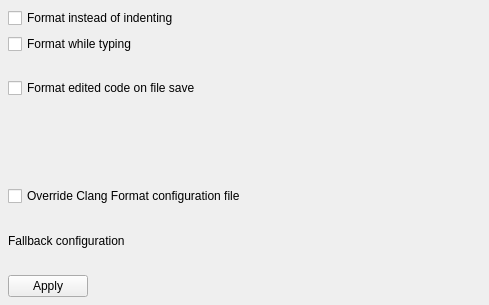
Above: src/plugins/clangformat/clangformatconfigwidget.ui from qt-creator/qt-creator before the change. Below: the same form after it.
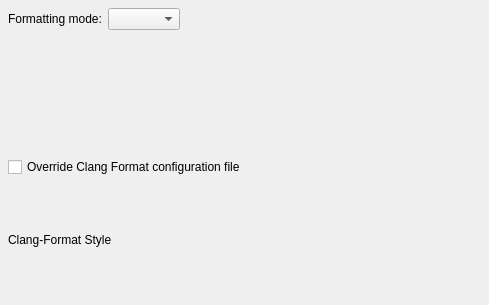
That is the form after the change.

Commit message:
[ClangFormat] Remove redundant checkboxes
- Removed redundant checkboxes
- Removed apply button
- Combined checkboxes to combobox

ToDo:
- Specify behavior for global and project settings

Patch:
```diff
--- a/src/plugins/clangformat/clangformatconfigwidget.ui
+++ b/src/plugins/clangformat/clangformatconfigwidget.ui
@@ -26,35 +26,17 @@
    <property name="bottomMargin">
     <number>8</number>
    </property>
-   <item>
-    <widget class="QCheckBox" name="formatAlways">
-     <property name="text">
-      <string>Format instead of indenting</string>
-     </property>
-    </widget>
-   </item>
-   <item>
-    <widget class="QCheckBox" name="formatWhileTyping">
-     <property name="text">
-      <string>Format while typing</string>
-     </property>
-    </widget>
-   </item>
    <item>
     <layout class="QHBoxLayout" name="horizontalLayout_3">
      <item>
-      <widget class="QCheckBox" name="formatOnSave">
+      <widget class="QLabel" name="formattingModeLabel">
        <property name="text">
-        <string>Format edited code on file save</string>
+        <string>Formatting mode:</string>
        </property>
       </widget>
      </item>
      <item>
-      <widget class="QLabel" name="fileSaveWarning">
-       <property name="text">
-        <string/>
-       </property>
-      </widget>
+      <widget class="QComboBox" name="indentingOrFormatting"/>
      </item>
      <item>
       <spacer name="horizontalSpacer_2">
@@ -88,37 +70,12 @@
    <item>
     <widget class="QLabel" name="fallbackConfig">
      <property name="text">
-      <string>Fallback configuration</string>
+      <string>Clang-Format Style</string>
      </property>
     </widget>
    </item>
    <item>
-    <layout class="QHBoxLayout" name="horizontalLayout_2">
-    </layout>
-   </item>
-   <item>
-    <layout class="QHBoxLayout" name="horizontalLayout">
-     <item>
-      <widget class="QPushButton" name="applyButton">
-       <property name="text">
-        <string>Apply</string>
-       </property>
-      </widget>
-     </item>
-     <item>
-      <spacer name="horizontalSpacer">
-       <property name="orientation">
-        <enum>Qt::Horizontal</enum>
-       </property>
-       <property name="sizeHint" stdset="0">
-        <size>
-         <width>40</width>
-         <height>20</height>
-        </size>
-       </property>
-      </spacer>
-     </item>
-    </layout>
+    <layout class="QHBoxLayout" name="horizontalLayout_2"/>
    </item>
   </layout>
  </widget>
```
The commit also changes 3 other files.
